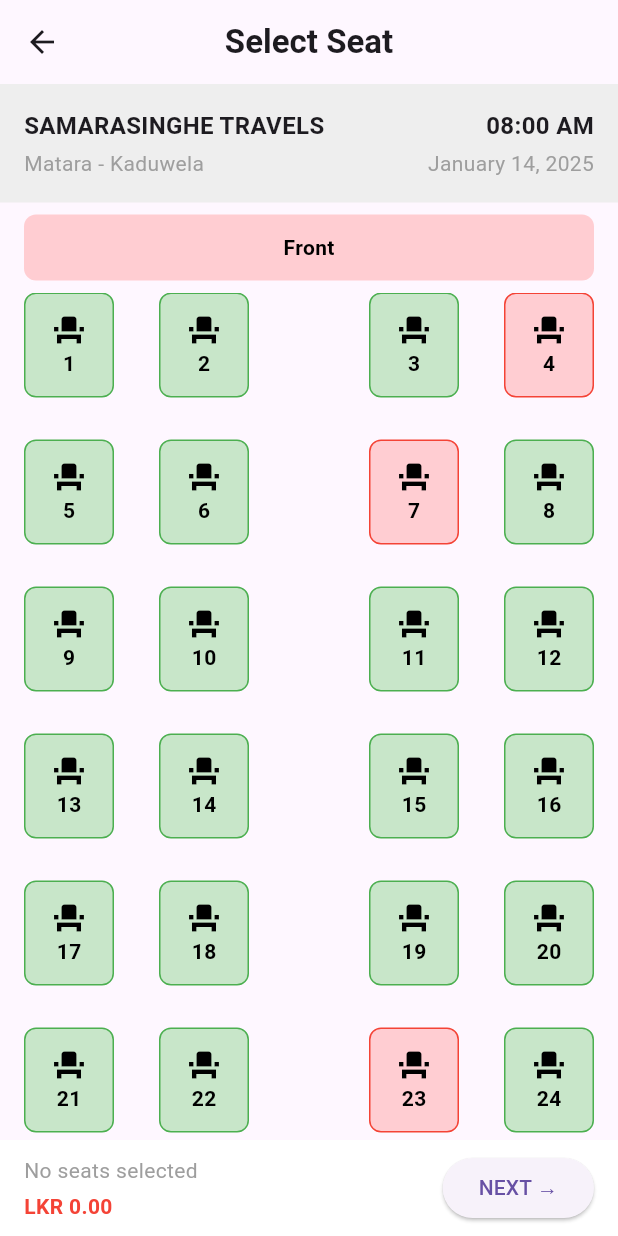
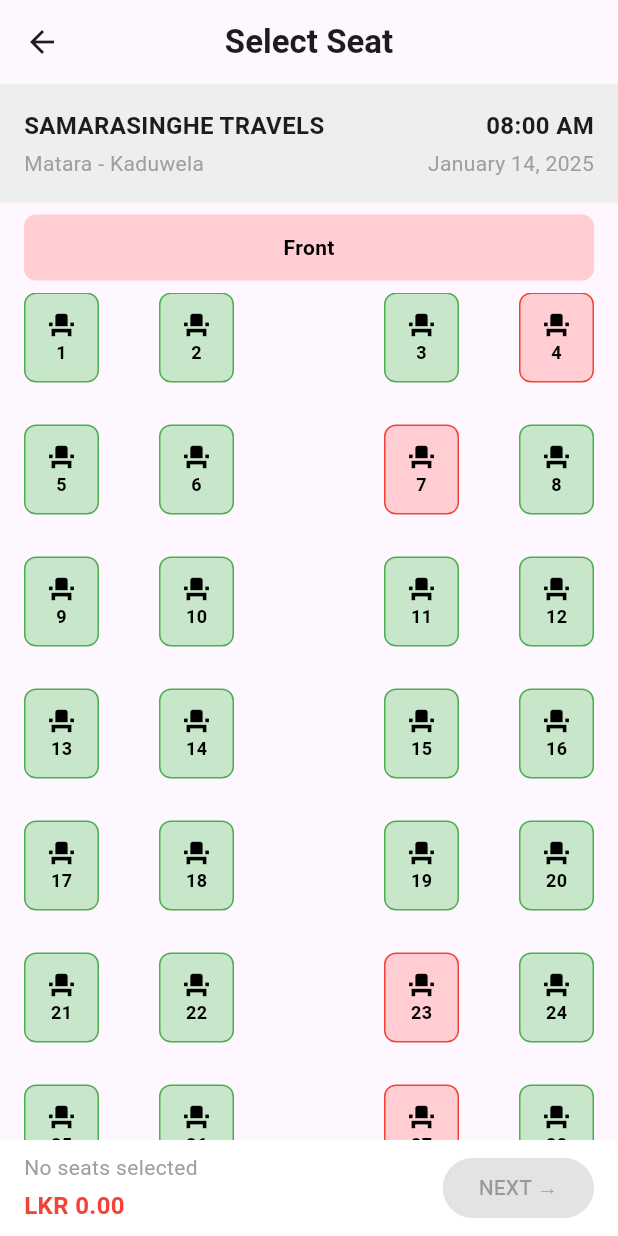
Before and after one commit to navinduhasalanka/bus-book-app, a Flutter app: the screen it shows after launch, on a phone screen of 412 x 824 dp. Run offline on Flutter 3.47's test engine with Material 3 defaults, Android fonts, the phone set to English and light mode, and no system bars; our stand-ins replace firebase_auth, firebase_core, icons_plus; accounts and stored records are empty.

Commit message:
Edit seat selecting

```diff
--- a/lib/screens/pages/seat_view.dart
+++ b/lib/screens/pages/seat_view.dart
@@ -1,7 +1,17 @@
 import 'package:flutter/material.dart';
 
-class SeatView extends StatelessWidget {
+class SeatView extends StatefulWidget {
   const SeatView({super.key});
+
+  @override
+  _SeatViewState createState() => _SeatViewState();
+}
+
+class _SeatViewState extends State<SeatView> {
+  Set<int> selectedSeats = {}; // Store selected seats
+  Set<int> bookedSeats = {4, 7, 27, 43, 23, 34}; // Booked seats (red)
+  int seatPrice = 500; // Price per seat
+  int maxSeats = 10; // Maximum number of seats a user can select
 
   @override
   Widget build(BuildContext context) {
@@ -9,9 +19,7 @@ class SeatView extends StatelessWidget {
       appBar: AppBar(
         title: const Text(
           'Select Seat',
-          style: TextStyle(
-            fontWeight: FontWeight.bold,
-          ),
+          style: TextStyle(fontWeight: FontWeight.bold),
         ),
         centerTitle: true,
         leading: IconButton(
@@ -34,18 +42,12 @@ class SeatView extends StatelessWidget {
                   mainAxisAlignment: MainAxisAlignment.spaceBetween,
                   children: [
                     Text(
-                      'SAMARASINGHE TRAVELS ',
-                      style: TextStyle(
-                        fontWeight: FontWeight.bold,
-                        fontSize: 16,
-                      ),
+                      'SAMARASINGHE TRAVELS',
+                      style: TextStyle(fontWeight: FontWeight.bold, fontSize: 16),
                     ),
                     Text(
                       '08:00 AM',
-                      style: TextStyle(
-                        fontWeight: FontWeight.bold,
-                        fontSize: 16,
-                      ),
+                      style: TextStyle(fontWeight: FontWeight.bold, fontSize: 16),
                     ),
                   ],
                 ),
@@ -55,17 +57,11 @@ class SeatView extends StatelessWidget {
                   children: [
                     Text(
                       'Matara - Kaduwela',
-                      style: TextStyle(
-                        fontSize: 14,
-                        color: Colors.grey,
-                      ),
+                      style: TextStyle(fontSize: 14, color: Colors.grey),
                     ),
                     Text(
                       'January 14, 2025',
-                      style: TextStyle(
-                        fontSize: 14,
-                        color: Colors.grey,
-                      ),
+                      style: TextStyle(fontSize: 14, color: Colors.grey),
                     ),
                   ],
                 ),
@@ -87,16 +83,12 @@ class SeatView extends StatelessWidget {
               child: const Center(
                 child: Text(
                   'Front',
-                  style: TextStyle(
-                    fontWeight: FontWeight.bold,
-                    color: Colors.black,
-                  ),
+                  style: TextStyle(fontWeight: FontWeight.bold, color: Colors.black),
                 ),
               ),
             ),
           ),
 
-          // Add space between "Front" label and the seat grid
           const SizedBox(height: 8.0),
 
           // Section 3: Scrollable Seat Grid
@@ -106,7 +98,6 @@ class SeatView extends StatelessWidget {
                 padding: const EdgeInsets.symmetric(horizontal: 16.0),
                 child: Column(
                   children: [
-                    // Generate rows of seats (rows with 4 seats each except the last row)
                     for (int i = 0; i < 44; i += 4)
                       Column(
                         children: [
@@ -115,7 +106,6 @@ class SeatView extends StatelessWidget {
                             children: [
                               for (int j = 0; j < 2; j++)
                                 _buildSeat(i + j + 1),
-                              // Middle space only for non-last rows
                               const SizedBox(width: 20),
                               for (int j = 2; j < 4; j++)
                                 _buildSeat(i + j + 1),
@@ -139,7 +129,7 @@ class SeatView extends StatelessWidget {
             ),
           ),
 
-          // Section 4: Bottom Bar
+          // Section 4: Bottom Bar (Seat info + price remains)
           Container(
             color: Colors.white,
             padding: const EdgeInsets.symmetric(horizontal: 16.0, vertical: 8.0),
@@ -148,27 +138,60 @@ class SeatView extends StatelessWidget {
               children: [
                 Column(
                   crossAxisAlignment: CrossAxisAlignment.start,
-                  children: const [
-                    Text(
+                  children: [
+                    // Display selected seats dynamically (Scrollable Row)
+                    selectedSeats.isEmpty
+                        ? const Text(
                             'No seats selected',
-                      style: TextStyle(
-                        color: Colors.grey,
+                            style: TextStyle(color: Colors.grey),
+                          )
+                        : SizedBox(
+                            height: 35, // Keeps height fixed
+                            child: SingleChildScrollView(
+                              scrollDirection: Axis.horizontal, // Enables horizontal scrolling
+                              child: Row(
+                                children: selectedSeats
+                                    .map(
+                                      (seat) => Container(
+                                        padding: const EdgeInsets.all(6.0),
+                                        margin: const EdgeInsets.symmetric(horizontal: 2.0),
+                                        decoration: BoxDecoration(
+                                          color: Colors.blue[100],
+                                          borderRadius: BorderRadius.circular(6.0),
+                                          border: Border.all(color: Colors.blue),
+                                        ),
+                                        child: Text(
+                                          '$seat',
+                                          style: const TextStyle(
+                                              fontWeight: FontWeight.bold, color: Colors.black),
                                         ),
                                       ),
-                    SizedBox(height: 4),
+                                    )
+                                    .toList(),
+                              ),
+                            ),
+                          ),
+
+                    const SizedBox(height: 4),
+
+                    // Update total price with moderate font size
                     Text(
-                      'LKR 0.00',
-                      style: TextStyle(
+                      'LKR ${selectedSeats.length * seatPrice}.00',
+                      style: const TextStyle(
                         fontWeight: FontWeight.bold,
                         color: Colors.red,
+                        fontSize: 16, // Adjusted font size to be large but not overwhelming
                       ),
                     ),
                   ],
                 ),
+
                 ElevatedButton(
-                  onPressed: () {
+                  onPressed: selectedSeats.isNotEmpty
+                      ? () {
                           // Handle next button click
-                  },
+                        }
+                      : null, // Disable if no seats selected
                   child: const Text('NEXT →'),
                 ),
               ],
@@ -179,44 +202,69 @@ class SeatView extends StatelessWidget {
     );
   }
 
+  /// Function to build seat widgets
   Widget _buildSeat(int seatNumber) {
-    // Define the set of seat numbers to be colored red
-    Set<int> redSeats = {4, 7, 27, 43, 23, 34};
+    bool isBooked = bookedSeats.contains(seatNumber);
+    bool isSelected = selectedSeats.contains(seatNumber);
 
-    // Check if the current seat number is in the set of red seats
-    bool isRedSeat = redSeats.contains(seatNumber);
-
-    // Colors for the seat and border
-    Color borderColor = isRedSeat ? Colors.red : Colors.green;
-    Color seatBackgroundColor = isRedSeat ? Colors.red[100]! : Colors.green[100]!;
-
-    return Container(
-      width: 60,
-      height: 70,
+    return GestureDetector(
+      onTap: () {
+        setState(() {
+          if (isBooked) {
+            // Show booked seat warning
+            ScaffoldMessenger.of(context).showSnackBar(
+              const SnackBar(
+                content: Text('This seat is already booked'),
+                duration: Duration(seconds: 2),
+              ),
+            );
+          } else if (selectedSeats.contains(seatNumber)) {
+            // Toggle seat selection (remove seat if selected again)
+            selectedSeats.remove(seatNumber);
+          } else if (selectedSeats.length >= maxSeats) {
+            // Show warning when trying to select more than max seats
+            ScaffoldMessenger.of(context).showSnackBar(
+              const SnackBar(
+                content: Text('Maximum 10 seats can be selected'),
+                duration: Duration(seconds: 2),
+              ),
+            );
+          } else {
+            // Add seat to selection
+            selectedSeats.add(seatNumber);
+          }
+        });
+      },
+      child: Container(
+        width: 50,
+        height: 60,
         margin: const EdgeInsets.only(bottom: 12),
         decoration: BoxDecoration(
           borderRadius: BorderRadius.circular(8.0),
-        border: Border.all(color: borderColor), // Border color for the seat
-        color: seatBackgroundColor, // Seat background color
+          border: Border.all(color: isBooked ? Colors.red : Colors.green),
+          color: isBooked
+              ? Colors.red[100] // Booked seat (Red)
+              : (isSelected ? Colors.blue[200] : Colors.green[100]), // Selected seats turn blue
         ),
         child: Column(
           mainAxisAlignment: MainAxisAlignment.center,
           children: [
-          Icon(
+            const Icon(
               Icons.event_seat,
-            size: 24,
-            color: Colors.black, // Icon color for all seats
+              size: 20,
+              color: Colors.black,
             ),
             Text(
               '$seatNumber',
               style: const TextStyle(
                 fontWeight: FontWeight.bold,
-              fontSize: 14,
-              color: Colors.black, // Text color for all seats
+                fontSize: 12,
+                color: Colors.black,
               ),
             ),
           ],
         ),
+      ),
     );
   }
 }
```
Lines whose indentation alone changed are shown as unchanged.
